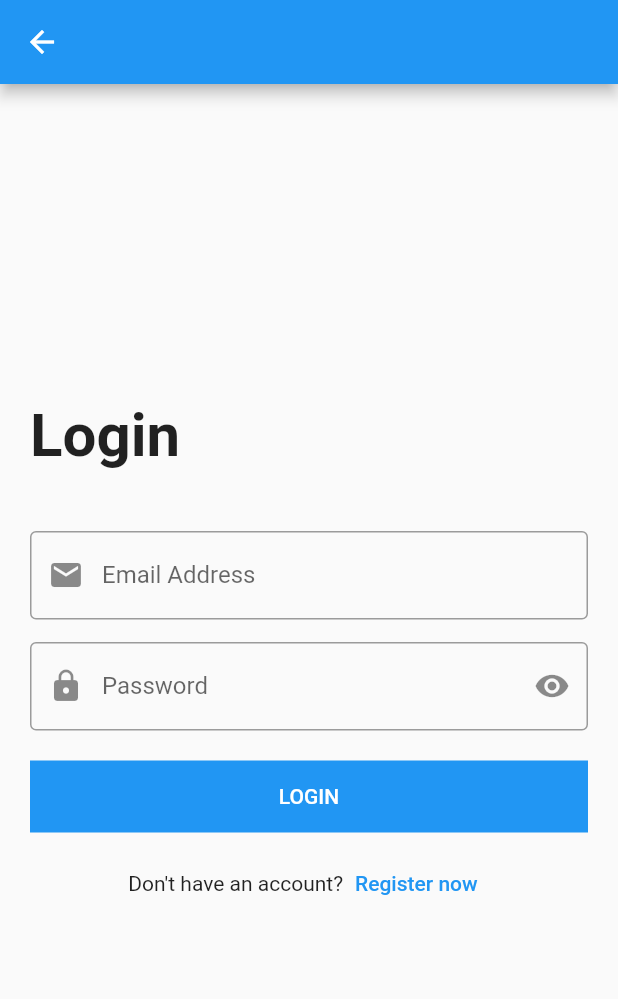
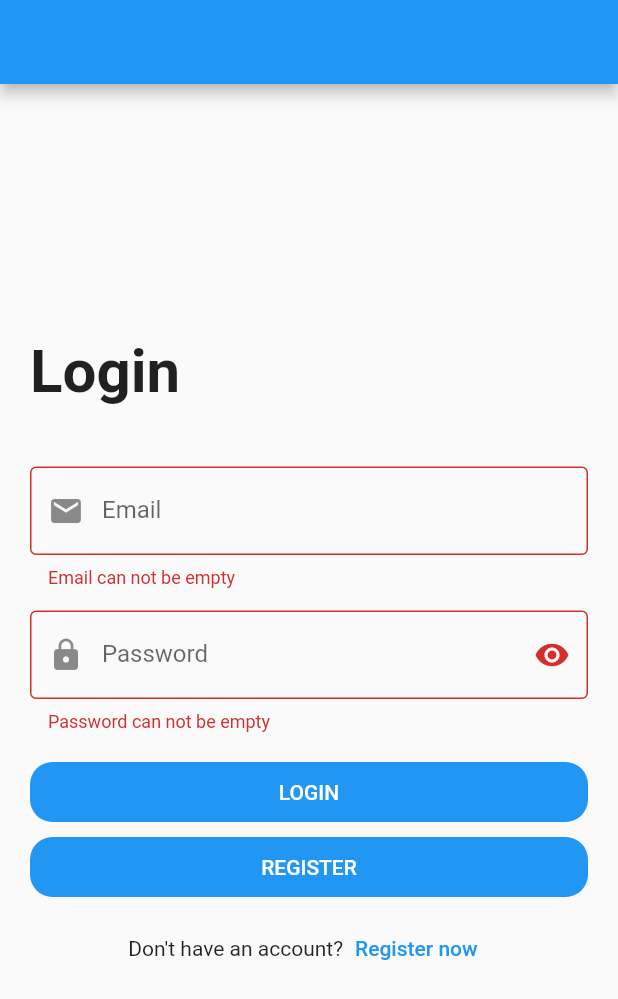
Before and after one commit to Alaamhmdgalal/udemy_project_app, a Flutter app: the LoginScreen screen opened directly, after a tap on "LOGIN", on a phone screen of 412 x 824 dp. Shown: the top 999 px of the screen. Run offline on Flutter 3.47's test engine with Material 2 defaults, Android fonts, the phone set to English and light mode, and no system bars.

Commit message:
Login Screen Updates

```diff
--- a/lib/login_screen.dart
+++ /dev/null
@@ -1,111 +0,0 @@
-import 'package:flutter/cupertino.dart';
-import 'package:flutter/material.dart';
-
-class LoginScreen extends StatelessWidget{
-  var emailController = TextEditingController();
-  var passwordController = TextEditingController();
-
-  @override
-  Widget build(BuildContext context) {
-    return Scaffold(
-      appBar: AppBar(),
-      body: Padding(
-        padding: const EdgeInsets.all(20.0),
-        child: Center(
-          child: SingleChildScrollView(
-            child: Column(
-              crossAxisAlignment: CrossAxisAlignment.start,
-              children: [
-                const Text(
-                  'Login',
-                  style: TextStyle(
-                    fontSize: 40.0,
-                    fontWeight: FontWeight.bold,
-                  ),
-                ),
-                const SizedBox(
-                  height: 40.0,
-                ),
-                TextFormField(
-                  controller: emailController = TextEditingController(),
-                  keyboardType: TextInputType.emailAddress,
-                  onFieldSubmitted: (value){
-                    print(value);
-                  },
-                  onChanged: (String value){
-                    print(value);
-                  },
-                  decoration: const InputDecoration(
-                    labelText: 'Email Address',
-                    prefixIcon: Icon(
-                      Icons.email,
-                    ),
-                    border: OutlineInputBorder(),
-                  ),
-                ),
-                const SizedBox(
-                  height: 15.0,
-                ),
-                TextFormField(
-                  controller: passwordController,
-                  keyboardType: TextInputType.visiblePassword,
-                  obscureText: true,
-                  onFieldSubmitted: (String value){
-                    print(value);
-                  },
-                  decoration: const InputDecoration(
-                    labelText: 'Password',
-                    prefixIcon: Icon(
-                      Icons.lock,
-                    ),
-                    suffixIcon: Icon(
-                      Icons.remove_red_eye,
-                    ),
-                    border: OutlineInputBorder(),
-                  ),
-                ),
-                const SizedBox(
-                  height: 20.0,
-                ),
-                Container(
-                  width: double.infinity,
-                  color: Colors.blue,
-                  child: MaterialButton(
-                      onPressed: (){
-                        print(emailController.text);
-                        print(passwordController.text);
-                      },
-                  child: const Text(
-                    'LOGIN',
-                    style: TextStyle(
-                      color: Colors.white,
-                    ),
-                  ),),
-                ),
-                const SizedBox(
-                  height: 10,
-                ),
-                Row(
-                  mainAxisAlignment: MainAxisAlignment.center,
-                  children: [
-                    Text(
-                      'Don\'t have an account?',
-                    ),
-                    TextButton(onPressed: (){
-
-                    },
-                        child: Text(
-                          'Register now',
-                        ),
-                    ),
-                  ],
-                ),
-              ],
-            ),
-          ),
-        ),
-      ),
-    );
-  }
-
-}
--- a/lib/main.dart
+++ b/lib/main.dart
@@ -1,11 +1,11 @@
 import 'package:flutter/material.dart';
-import 'package:udemy_project/bmi_result_screen.dart';
-import 'package:udemy_project/bmi_screen.dart';
-import 'package:udemy_project/counter_screen.dart';
-import 'package:udemy_project/home_screen.dart';
-import 'package:udemy_project/login_screen.dart';
-import 'package:udemy_project/messenger_screen.dart';
-import 'package:udemy_project/users_screen.dart';
+import 'package:udemy_project/modules/bmi_result/bmi_result_screen.dart';
+import 'package:udemy_project/modules/bmi/bmi_screen.dart';
+import 'package:udemy_project/modules/counter/counter_screen.dart';
+import 'package:udemy_project/modules/home/home_screen.dart';
+import 'package:udemy_project/modules/login/login_screen.dart';
+import 'package:udemy_project/modules/messenger/messenger_screen.dart';
+import 'package:udemy_project/modules/users/users_screen.dart';
 
 void main()
 {
@@ -18,7 +18,7 @@ class MyApp extends StatelessWidget{
   Widget build(BuildContext context) {
     return MaterialApp(
       debugShowCheckedModeBanner: false,
-      home: BmiScreen(),
+      home: LoginScreen(),
     );
   }
 
--- /dev/null
+++ b/lib/modules/login/login_screen.dart
@@ -0,0 +1,122 @@
+import 'package:flutter/cupertino.dart';
+import 'package:flutter/material.dart';
+import 'package:udemy_project/shared/components/components.dart';
+
+class LoginScreen extends StatefulWidget{
+  @override
+  State<LoginScreen> createState() => _LoginScreenState();
+}
+
+class _LoginScreenState extends State<LoginScreen> {
+
+  var emailController = TextEditingController();
+  var passwordController = TextEditingController();
+  var formKey = GlobalKey<FormState>();
+  bool isPasswordShown = true;
+
+  @override
+  Widget build(BuildContext context) {
+    return Scaffold(
+      appBar: AppBar(),
+      body: Padding(
+        padding: const EdgeInsets.all(20.0),
+        child: Center(
+          child: SingleChildScrollView(
+            child: Form(
+              key: formKey,
+              child: Column(
+                crossAxisAlignment: CrossAxisAlignment.start,
+                children: [
+                  const Text(
+                    'Login',
+                    style: TextStyle(
+                      fontSize: 40.0,
+                      fontWeight: FontWeight.bold,
+                    ),
+                  ),
+                  const SizedBox(
+                    height: 40.0,
+                  ),
+                  defaultTextField(
+                      controller: emailController,
+                      type: TextInputType.emailAddress,
+                      validator: (value){
+                        if(value!.isEmpty){
+                          return 'Email can not be empty';
+                        }
+                      },
+                      label: 'Email',
+                      prefixIcon: Icons.email,
+                  ),
+                  const SizedBox(
+                    height: 15.0,
+                  ),
+                  defaultTextField(
+                      controller: passwordController,
+                      type: TextInputType.visiblePassword,
+                      validator: (value){
+                        if(value!.isEmpty){
+                          return 'Password can not be empty';
+                        }
+                      },
+                      label: 'Password',
+                      prefixIcon: Icons.lock,
+                    suffixIcon: isPasswordShown? Icons.visibility : Icons.visibility_off,
+                    isPassword: isPasswordShown,
+                    suffixPressed: (){
+                        setState((){
+                          isPasswordShown = !isPasswordShown;
+                        });
+                    },
+                  ),
+                  const SizedBox(
+                    height: 20.0,
+                  ),
+                  defaultButton(
+                      function: (){
+                        if (formKey.currentState!.validate()){
+                          print(emailController.text);
+                          print(passwordController.text);
+                        }
+                      },
+                      text: 'Login',
+                  ),
+                  const SizedBox(
+                    height: 10.0,
+                  ),
+                  defaultButton(
+                    function: (){
+                      if (formKey.currentState!.validate()){
+                        print(emailController.text);
+                        print(passwordController.text);
+                      }
+                    },
+                    text: 'Register',
+                  ),
+                  const SizedBox(
+                    height: 10,
+                  ),
+                  Row(
+                    mainAxisAlignment: MainAxisAlignment.center,
+                    children: [
+                      const Text(
+                        'Don\'t have an account?',
+                      ),
+                      TextButton(onPressed: (){
+
+                      },
+                          child: const Text(
+                            'Register now',
+                          ),
+                      ),
+                    ],
+                  ),
+                ],
+              ),
+            ),
+          ),
+        ),
+      ),
+    );
+  }
+}
--- /dev/null
+++ b/lib/shared/components/components.dart
@@ -0,0 +1,64 @@
+import 'package:flutter/material.dart';
+
+Widget defaultButton(
+{
+  double width = double.infinity,
+  double height = 40.0,
+  Color background = Colors.blue,
+  bool isUpperCase = true,
+  required Function function,
+  required String text,
+}) =>
+    Container(
+      width: width,
+      height: height,
+      decoration: BoxDecoration(
+        borderRadius: BorderRadius.circular(
+          15.0,
+        ),
+        color: background,
+      ),
+      child: MaterialButton(
+        onPressed: () => function(),
+        child: Text(
+          isUpperCase ? text.toUpperCase() : text,
+          style: const TextStyle(
+            color: Colors.white,
+          ),
+        ),
+      ),
+    );
+
+Widget defaultTextField({
+  required TextEditingController controller,
+  required TextInputType type,
+  final void Function(String?)? onSubmit,
+  final void Function(String?)? onChange,
+  required final FormFieldValidator<String>? validator,
+  bool isPassword = false,
+  required String label,
+  required IconData prefixIcon,
+  IconData? suffixIcon,
+  final void Function()? suffixPressed,
+}) =>
+    TextFormField(
+      controller: controller,
+      keyboardType: type,
+      onFieldSubmitted: onSubmit,
+      onChanged: onChange,
+      validator: validator,
+      obscureText: isPassword,
+      decoration: InputDecoration(
+        prefixIcon: Icon(
+          prefixIcon,
+        ),
+        suffixIcon: IconButton(
+          onPressed: suffixPressed,
+          icon: Icon(
+            suffixIcon,
+          ),
+        ),
+        labelText: label,
+        border: const OutlineInputBorder(),
+      ),
+    );
```
